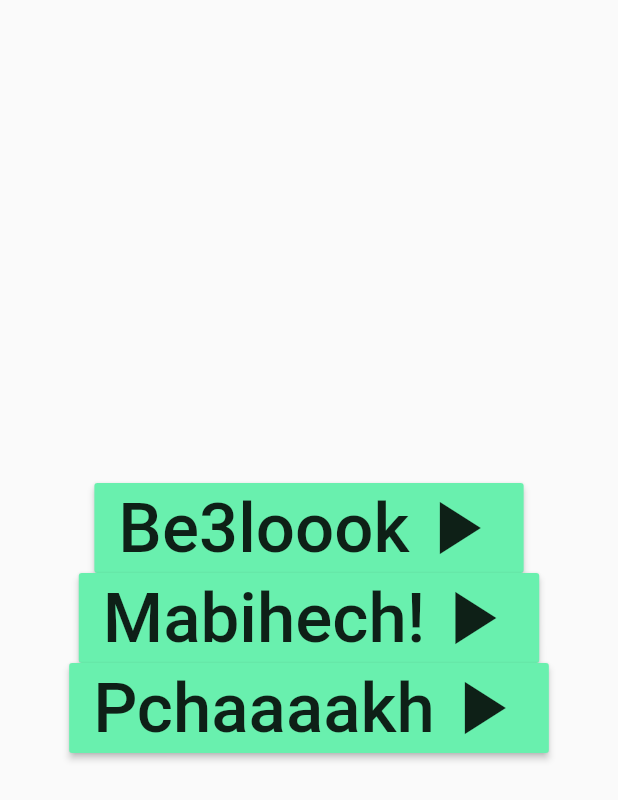
After one commit to afassib/flutter_card_game, a Flutter app: the screen it shows after launch, after a tap on "Play", on a phone screen of 412 x 824 dp. The commit adds this screen. Shown: the top 800 px of the screen. Run offline on Flutter 3.47's test engine with Material 2 defaults, Android fonts, the phone set to English and light mode, and no system bars; our stand-ins replace audioplayers, flutter_html; Roboto replaces fonts that are missing (Calibri).

Commit message:
version 1
version 1

```diff
--- a/lib/home.dart
+++ b/lib/home.dart
@@ -1,9 +1,10 @@
 import 'package:flutter/material.dart';
-import 'package:ronda_dev/game.dart';
+import 'package:ronda_dev/levellist.dart';
+import 'package:ronda_dev/rules.dart';
 
 class Home extends StatefulWidget {
   final String message;
-  final String message2;
+  final Widget message2;
   Home(this.message, this.message2);
   @override
   _HomeState createState() => _HomeState(this.message, this.message2);
@@ -11,16 +12,34 @@ class Home extends StatefulWidget {
 
 class _HomeState extends State<Home> {
   String message;
-  String message2;
+  Widget message2;
   _HomeState(this.message, this.message2);
   _startGameAndGetResult(BuildContext context) async {
-    final result = await Navigator.push(
+    final Widget result = await Navigator.push(
       context,
-      MaterialPageRoute(builder: (context) => Game()),
+      MaterialPageRoute(builder: (context) => LevelList()),
     );
     setState(() {
-      this.message2 = result??"play a first game.";
+      this.message2 = result ??
+          Padding(
+            padding: const EdgeInsets.all(20.0),
+            child: Text(
+              "play a first game.",
+              style: TextStyle(
+                color: Colors.greenAccent,
+                fontStyle: FontStyle.italic,
+                fontSize: 20,
+              ),
+            ),
+          );
     });
+  }
+
+  _startRules(BuildContext context) {
+    Navigator.push(
+      context,
+      MaterialPageRoute(builder: (context) => Rules()),
+    );
   }
 
   @override
@@ -37,16 +56,9 @@ class _HomeState extends State<Home> {
                 fontSize: 30,
               ),
             ),
-            Text(
-              this.message2,
-              style: TextStyle(
-                color: Colors.green[400],
-                fontStyle: FontStyle.italic,
-                fontSize: 20,
-              ),
-            ),
+            this.message2,
             RaisedButton(
-              color: Colors.blue,
+              color: Colors.greenAccent,
               onPressed: () {
                 _startGameAndGetResult(context);
               },
@@ -55,11 +67,32 @@ class _HomeState extends State<Home> {
                 children: <Widget>[
                   Text("Play",
                       style: TextStyle(
-                        fontSize: 16,
+                        fontSize: 46,
                         fontFamily: "Calibri",
                       )),
                   Icon(
                     Icons.play_arrow,
+                    size: 60,
+                  )
+                ],
+              ),
+            ),
+            RaisedButton(
+              color: Colors.lightGreenAccent,
+              onPressed: () {
+                _startRules(context);
+              },
+              child: Row(
+                mainAxisSize: MainAxisSize.min,
+                children: <Widget>[
+                  Text("Game rules",
+                      style: TextStyle(
+                        fontSize: 12,
+                        fontFamily: "Calibri",
+                      )),
+                  Icon(
+                    Icons.library_books,
+                    size: 15,
                   )
                 ],
               ),
--- /dev/null
+++ b/lib/levellist.dart
@@ -0,0 +1,114 @@
+import 'package:flutter/material.dart';
+import 'game.dart';
+
+class LevelList extends StatelessWidget {
+  _startGameAndGetResult(BuildContext context) async {
+    final Widget result = await Navigator.push(
+      context,
+      MaterialPageRoute(builder: (context) => Game(1)),
+    );
+    Navigator.pop(
+        context,
+        result,
+      );
+  }
+  _startGameAndGetResult2(BuildContext context) async {
+    final Widget result = await Navigator.push(
+      context,
+      MaterialPageRoute(builder: (context) => Game(2)),
+    );
+    Navigator.pop(
+        context,
+        result,
+      );
+  }
+  _startGameAndGetResult3(BuildContext context) async {
+    final Widget result = await Navigator.push(
+      context,
+      MaterialPageRoute(builder: (context) => Game(3)),
+    );
+    Navigator.pop(
+        context,
+        result,
+      );
+  }
+  @override
+  Widget build(BuildContext context) {
+    return MaterialApp(
+      title: 'Ronda Flutter',
+      theme: ThemeData(
+        primarySwatch: Colors.blue,
+      ),
+      home: Scaffold(
+      body: Center(
+        child: Column(
+          mainAxisSize: MainAxisSize.max,
+          mainAxisAlignment: MainAxisAlignment.center,
+          children: <Widget>[
+            RaisedButton(
+              color: Colors.greenAccent,
+              onPressed: () {
+                _startGameAndGetResult(context);
+              },
+              child: Row(
+                mainAxisSize: MainAxisSize.min,
+                children: <Widget>[
+                  Text("Be3loook",
+                      style: TextStyle(
+                        fontSize: 46,
+                        fontFamily: "Calibri",
+                      )),
+                  Icon(
+                    Icons.play_arrow,
+                    size: 60,
+                  )
+                ],
+              ),
+            ),
+            RaisedButton(
+              color: Colors.greenAccent,
+              onPressed: () {
+                _startGameAndGetResult2(context);
+              },
+              child: Row(
+                mainAxisSize: MainAxisSize.min,
+                children: <Widget>[
+                  Text("Mabihech!",
+                      style: TextStyle(
+                        fontSize: 46,
+                        fontFamily: "Calibri",
+                      )),
+                  Icon(
+                    Icons.play_arrow,
+                    size: 60,
+                  )
+                ],
+              ),
+            ),
+            RaisedButton(
+              color: Colors.greenAccent,
+              onPressed: () {
+                _startGameAndGetResult3(context);
+              },
+              child: Row(
+                mainAxisSize: MainAxisSize.min,
+                children: <Widget>[
+                  Text("Pchaaaakh",
+                      style: TextStyle(
+                        fontSize: 46,
+                        fontFamily: "Calibri",
+                      )),
+                  Icon(
+                    Icons.play_arrow,
+                    size: 60,
+                  )
+                ],
+              ),
+            ),
+          ],
+        ),
+      ),
+    ),
+    );
+  }
+}
--- a/lib/main.dart
+++ b/lib/main.dart
@@ -8,11 +8,23 @@ class MyApp extends StatelessWidget {
   @override
   Widget build(BuildContext context) {
     return MaterialApp(
-      title: 'Flutter Demo',
+      title: 'Ronda Flutter',
       theme: ThemeData(
         primarySwatch: Colors.blue,
       ),
-      home: Home("Ronda Flutter v1.0", "play a first game.")
+      home: Scaffold(
+        body: Home("Ronda Flutter v1.0", Padding(
+          padding: const EdgeInsets.all(20.0),
+          child: Text(
+            "Play a first game :)",
+            style: TextStyle(
+              color: Colors.blueAccent,
+              fontStyle: FontStyle.italic,
+              fontSize: 20,
+            ),
+          ),
+        )),
+      ),
     );
   }
 }
```
Also changed, not shown: lib/ai.dart (added, +98 -0 lines), lib/card.dart (+33 -16 lines), lib/game.dart (+128 -26 lines), lib/rules.dart (added, +69 -0 lines), pubspec.yaml (+12 -0 lines), assets/icon/icon.png (added), pubspec.lock, 17 other files.
